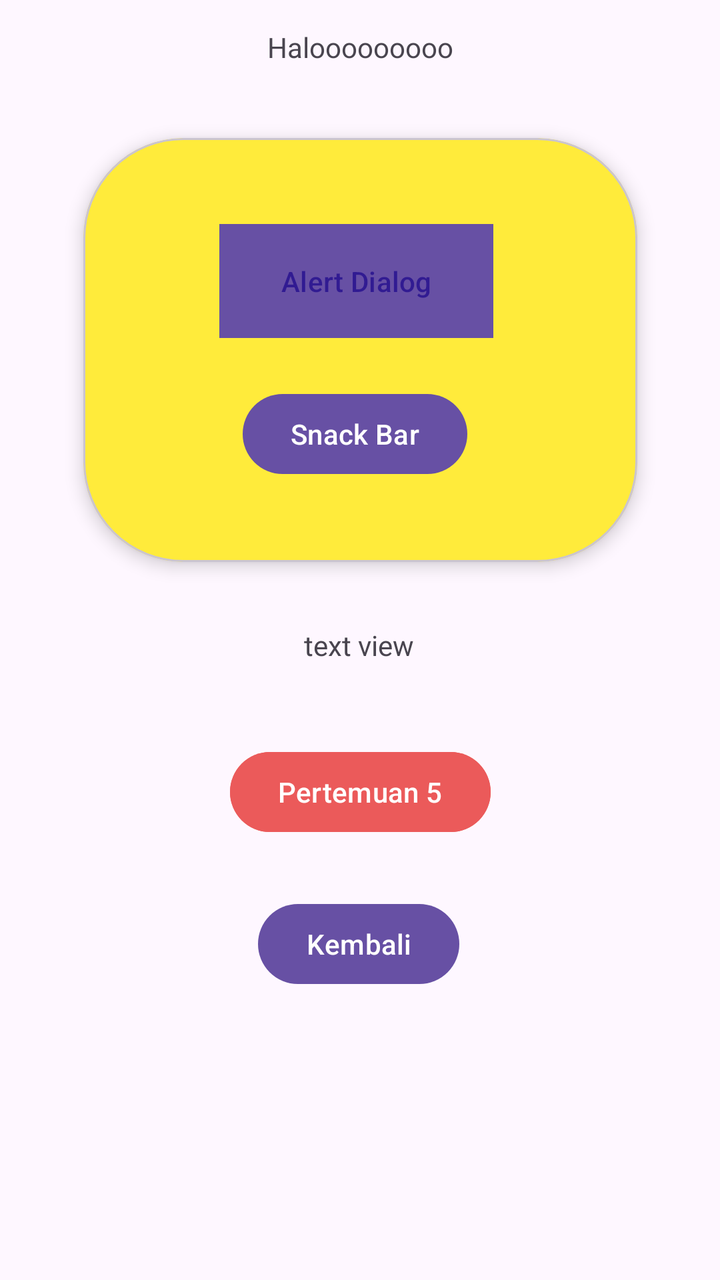
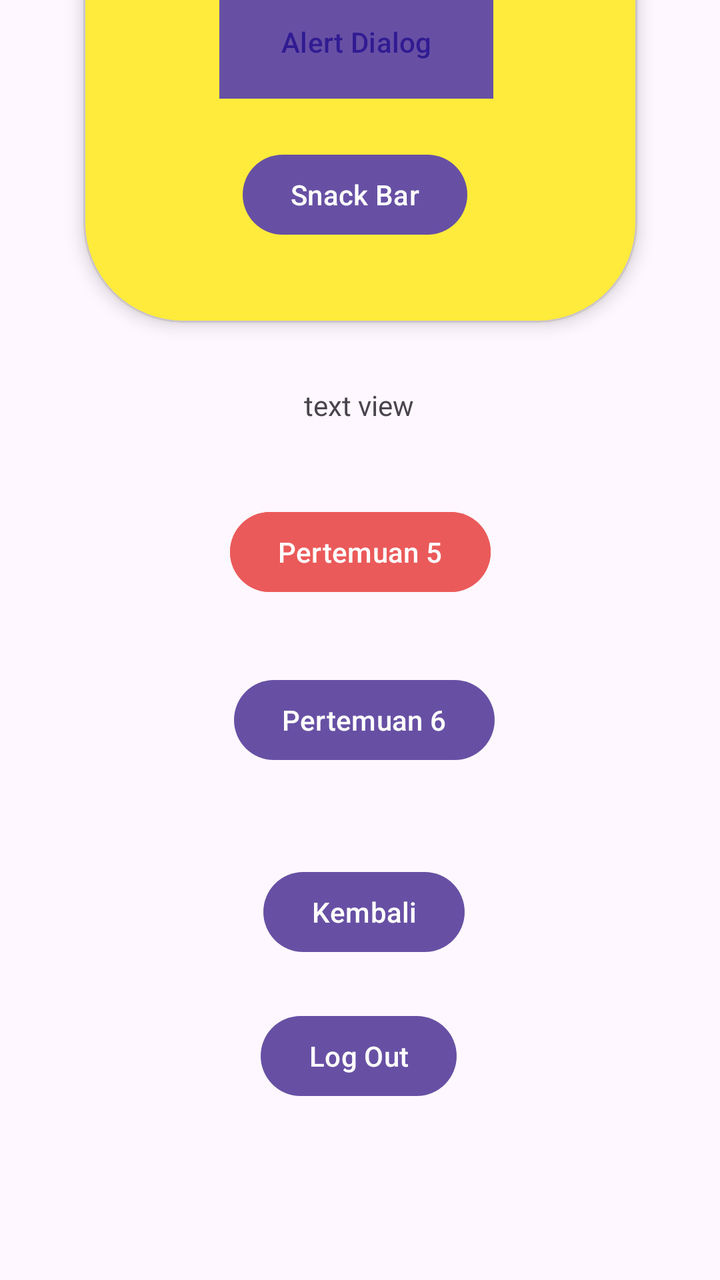

Screens rendered from an Android XML layout before and after an edit, with the pre-edit source and the edit as a unified diff.
<!-- AndroidManifest.xml: application theme Theme.Raihan_3TIC -->
<!-- res/layout/activity_main.xml -->
<?xml version="1.0" encoding="utf-8"?>
<androidx.constraintlayout.widget.ConstraintLayout xmlns:android="http://schemas.android.com/apk/res/android"
    xmlns:app="http://schemas.android.com/apk/res-auto"
    xmlns:tools="http://schemas.android.com/tools"
    android:id="@+id/main"
    android:layout_width="match_parent"
    android:layout_height="match_parent"
    tools:context=".MainActivity">

    <Button
        android:id="@+id/btnkembali"
        android:layout_width="wrap_content"
        android:layout_height="wrap_content"
        android:layout_marginBottom="144dp"
        android:text="Kembali"
        app:layout_constraintBottom_toBottomOf="parent"
        app:layout_constraintEnd_toEndOf="parent"
        app:layout_constraintHorizontal_bias="0.498"
        app:layout_constraintStart_toStartOf="parent" />

    <TextView
        android:id="@+id/textView2"
        android:layout_width="wrap_content"
        android:layout_height="wrap_content"
        android:layout_marginBottom="36dp"
        android:text="Halooooooooo"
        app:layout_constraintBottom_toTopOf="@+id/materialCardView"
        app:layout_constraintEnd_toEndOf="parent"
        app:layout_constraintStart_toStartOf="parent" />

    <TextView
        android:id="@+id/timpanama"
        android:layout_width="wrap_content"
        android:layout_height="wrap_content"
        android:layout_marginBottom="40dp"
        android:text="text view"
        app:layout_constraintBottom_toTopOf="@+id/btnToLima"
        app:layout_constraintEnd_toEndOf="parent"
        app:layout_constraintHorizontal_bias="0.498"
        app:layout_constraintStart_toStartOf="parent" />

    <com.google.android.material.card.MaterialCardView
        android:id="@+id/materialCardView"
        android:layout_width="277dp"
        android:layout_height="212dp"
        android:layout_marginBottom="32dp"
        app:cardElevation="5dp"
        android:backgroundTint="#FFEB3B"
        app:cardCornerRadius="50dp"
        app:layout_constraintBottom_toTopOf="@+id/timpanama"
        app:layout_constraintEnd_toEndOf="parent"
        app:layout_constraintStart_toStartOf="parent">

        <androidx.constraintlayout.widget.ConstraintLayout
            android:layout_width="213dp"
            android:layout_height="158dp"
            android:layout_margin="30dp">

            <Button
                android:id="@+id/btnAlert"
                android:layout_width="137dp"
                android:layout_height="57dp"
                android:layout_marginBottom="24dp"
                android:background="#F87474"
                android:text="Alert Dialog"
                android:textColor="#311B92"
                app:layout_constraintBottom_toTopOf="@+id/btnsnack"
                app:layout_constraintEnd_toEndOf="parent"
                app:layout_constraintStart_toStartOf="parent"
                app:layout_constraintTop_toTopOf="parent"
                app:layout_constraintVertical_bias="1.0" />

            <Button
                android:id="@+id/btnsnack"
                android:layout_width="wrap_content"
                android:layout_height="wrap_content"
                android:layout_marginBottom="16dp"
                android:text="Snack Bar"
                app:layout_constraintBottom_toBottomOf="parent"
                app:layout_constraintEnd_toEndOf="parent"
                app:layout_constraintHorizontal_bias="0.495"
                app:layout_constraintStart_toStartOf="parent" />
        </androidx.constraintlayout.widget.ConstraintLayout>


    </com.google.android.material.card.MaterialCardView>

    <Button
        android:id="@+id/btnToLima"
        android:layout_width="wrap_content"
        android:layout_height="wrap_content"
        android:layout_marginBottom="28dp"
        android:backgroundTint="#EB5A5A"
        android:text="Pertemuan 5"
        app:layout_constraintBottom_toTopOf="@+id/btnkembali"
        app:layout_constraintEnd_toEndOf="parent"
        app:layout_constraintStart_toStartOf="parent" />


</androidx.constraintlayout.widget.ConstraintLayout>
<!-- resources referenced by this layout -->
<resources>
  <style name="Theme.Raihan_3TIC" parent="Base.Theme.Raihan_3TIC" />
  <style name="Base.Theme.Raihan_3TIC" parent="Theme.Material3.DayNight.NoActionBar">
          
          
      </style>
</resources>

<!-- the commit's change to res/layout/activity_main.xml (unified diff, before → after) -->
@@ -11,11 +11,11 @@
         android:id="@+id/btnkembali"
         android:layout_width="wrap_content"
         android:layout_height="wrap_content"
-        android:layout_marginBottom="144dp"
+        android:layout_marginBottom="24dp"
         android:text="Kembali"
-        app:layout_constraintBottom_toBottomOf="parent"
+        app:layout_constraintBottom_toTopOf="@+id/btnLogOut"
         app:layout_constraintEnd_toEndOf="parent"
-        app:layout_constraintHorizontal_bias="0.498"
+        app:layout_constraintHorizontal_bias="0.508"
         app:layout_constraintStart_toStartOf="parent" />
 
     <TextView
@@ -89,11 +89,33 @@
         android:id="@+id/btnToLima"
         android:layout_width="wrap_content"
         android:layout_height="wrap_content"
-        android:layout_marginBottom="28dp"
+        android:layout_marginBottom="36dp"
         android:backgroundTint="#EB5A5A"
         android:text="Pertemuan 5"
+        app:layout_constraintBottom_toTopOf="@+id/btnEnam"
+        app:layout_constraintEnd_toEndOf="parent"
+        app:layout_constraintStart_toStartOf="parent" />
+
+    <Button
+        android:id="@+id/btnLogOut"
+        android:layout_width="wrap_content"
+        android:layout_height="wrap_content"
+        android:layout_marginBottom="88dp"
+        android:text="Log Out"
+        app:layout_constraintBottom_toBottomOf="parent"
+        app:layout_constraintEnd_toEndOf="parent"
+        app:layout_constraintHorizontal_bias="0.498"
+        app:layout_constraintStart_toStartOf="parent" />
+
+    <Button
+        android:id="@+id/btnEnam"
+        android:layout_width="wrap_content"
+        android:layout_height="wrap_content"
+        android:layout_marginBottom="48dp"
+        android:text="Pertemuan 6"
         app:layout_constraintBottom_toTopOf="@+id/btnkembali"
         app:layout_constraintEnd_toEndOf="parent"
+        app:layout_constraintHorizontal_bias="0.51"
         app:layout_constraintStart_toStartOf="parent" />
 
 
